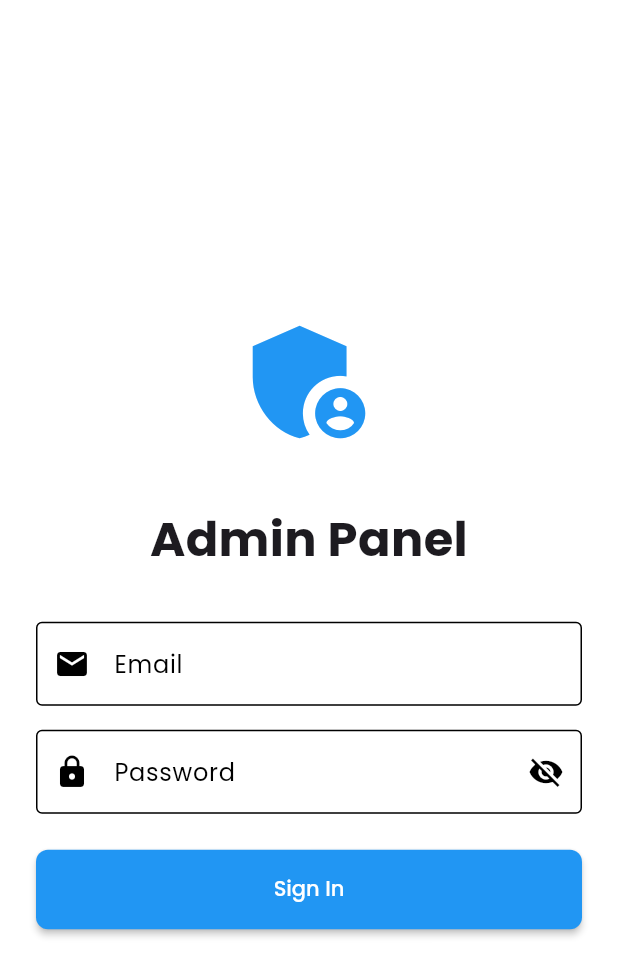
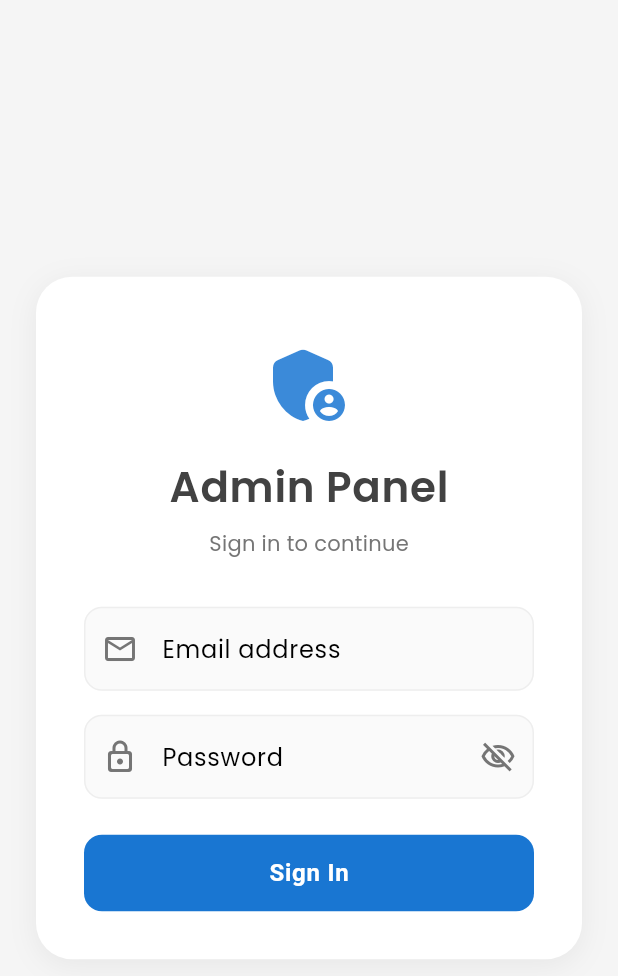
Before and after one commit to Edil-Ayehu/multi_vendor_ecommerce_app_admin_panel, a Flutter app: the screen it shows after launch, on a phone screen of 412 x 824 dp. Shown: the top 976 px of the screen. Run offline on Flutter 3.47's test engine with Material 3 defaults, Android fonts, the phone set to English and light mode, and no system bars; our stand-ins replace cloud_firestore, firebase_auth, firebase_core, fl_chart, google_fonts, line_icons and 4 more; accounts and stored records are empty.

Commit message:
sign in screen UI modified.

```diff
--- a/lib/screens/sign_in_screen.dart
+++ b/lib/screens/sign_in_screen.dart
@@ -81,36 +81,99 @@ class _SignInScreenState extends State<SignInScreen> {
   @override
   Widget build(BuildContext context) {
     return Scaffold(
+      backgroundColor: Colors.grey[100],
       body: Center(
         child: SingleChildScrollView(
-          padding: const EdgeInsets.all(24),
+          padding: const EdgeInsets.symmetric(horizontal: 24),
+          child: Container(
+            constraints: const BoxConstraints(maxWidth: 400),
+            decoration: BoxDecoration(
+              color: Colors.white,
+              borderRadius: BorderRadius.circular(24),
+              boxShadow: [
+                BoxShadow(
+                  color: Colors.black.withOpacity(0.06),
+                  offset: const Offset(0, 4),
+                  blurRadius: 16,
+                  spreadRadius: 0,
+                ),
+              ],
+            ),
+            child: Padding(
+              padding: const EdgeInsets.all(32),
               child: Form(
                 key: _formKey,
                 child: Column(
                   mainAxisAlignment: MainAxisAlignment.center,
                   crossAxisAlignment: CrossAxisAlignment.stretch,
+                  mainAxisSize: MainAxisSize.min,
                   children: [
-                const Icon(
-                  Icons.admin_panel_settings,
-                  size: 100,
-                  color: Colors.blue,
+                    // Logo and Title
+                    Container(
+                      padding: const EdgeInsets.only(top: 8, bottom: 32),
+                      child: Column(
+                        children: [
+                          Icon(
+                            Icons.admin_panel_settings_rounded,
+                            size: 64,
+                            color: Theme.of(context).primaryColor.withOpacity(0.85),
                           ),
-                const SizedBox(height: 32),
-                const Text(
+                          const SizedBox(height: 16),
+                          Text(
                             'Admin Panel',
-                  textAlign: TextAlign.center,
                             style: TextStyle(
-                    fontSize: 32,
-                    fontWeight: FontWeight.bold,
+                              fontSize: 28,
+                              fontWeight: FontWeight.w600,
+                              color: Colors.grey[800],
+                              letterSpacing: 0.5,
                             ),
                           ),
-                const SizedBox(height: 32),
+                          const SizedBox(height: 8),
+                          Text(
+                            'Sign in to continue',
+                            style: TextStyle(
+                              fontSize: 14,
+                              color: Colors.grey[600],
+                              letterSpacing: 0.2,
+                            ),
+                          ),
+                        ],
+                      ),
+                    ),
+
+                    // Email Field
                     TextFormField(
                       controller: _emailController,
-                  decoration: const InputDecoration(
-                    labelText: 'Email',
-                    border: OutlineInputBorder(),
-                    prefixIcon: Icon(Icons.email),
+                      decoration: InputDecoration(
+                        hintText: 'Email address',
+                        filled: true,
+                        fillColor: Colors.grey[50],
+                        border: OutlineInputBorder(
+                          borderRadius: BorderRadius.circular(12),
+                          borderSide: BorderSide.none,
+                        ),
+                        enabledBorder: OutlineInputBorder(
+                          borderRadius: BorderRadius.circular(12),
+                          borderSide: BorderSide(
+                            color: Colors.grey[200]!,
+                            width: 1,
+                          ),
+                        ),
+                        focusedBorder: OutlineInputBorder(
+                          borderRadius: BorderRadius.circular(12),
+                          borderSide: BorderSide(
+                            color: Theme.of(context).primaryColor.withOpacity(0.5),
+                            width: 1,
+                          ),
+                        ),
+                        prefixIcon: Icon(
+                          Icons.email_outlined,
+                          color: Colors.grey[600],
+                        ),
+                        contentPadding: const EdgeInsets.symmetric(
+                          horizontal: 16,
+                          vertical: 16,
+                        ),
                       ),
                       keyboardType: TextInputType.emailAddress,
                       validator: (value) {
@@ -124,23 +187,52 @@ class _SignInScreenState extends State<SignInScreen> {
                       },
                     ),
                     const SizedBox(height: 16),
+
+                    // Password Field
                     TextFormField(
                       controller: _passwordController,
                       decoration: InputDecoration(
-                    labelText: 'Password',
-                    border: const OutlineInputBorder(),
-                    prefixIcon: const Icon(Icons.lock),
+                        hintText: 'Password',
+                        filled: true,
+                        fillColor: Colors.grey[50],
+                        border: OutlineInputBorder(
+                          borderRadius: BorderRadius.circular(12),
+                          borderSide: BorderSide.none,
+                        ),
+                        enabledBorder: OutlineInputBorder(
+                          borderRadius: BorderRadius.circular(12),
+                          borderSide: BorderSide(
+                            color: Colors.grey[200]!,
+                            width: 1,
+                          ),
+                        ),
+                        focusedBorder: OutlineInputBorder(
+                          borderRadius: BorderRadius.circular(12),
+                          borderSide: BorderSide(
+                            color: Theme.of(context).primaryColor.withOpacity(0.5),
+                            width: 1,
+                          ),
+                        ),
+                        prefixIcon: Icon(
+                          Icons.lock_outline_rounded,
+                          color: Colors.grey[600],
+                        ),
                         suffixIcon: IconButton(
                           icon: Icon(
                             _obscurePassword
-                            ? Icons.visibility_off
-                            : Icons.visibility,
+                                ? Icons.visibility_off_outlined
+                                : Icons.visibility_outlined,
+                            color: Colors.grey[600],
                           ),
                           onPressed: () {
                             setState(() {
                               _obscurePassword = !_obscurePassword;
                             });
                           },
+                        ),
+                        contentPadding: const EdgeInsets.symmetric(
+                          horizontal: 16,
+                          vertical: 16,
                         ),
                       ),
                       obscureText: _obscurePassword,
@@ -155,32 +247,58 @@ class _SignInScreenState extends State<SignInScreen> {
                       },
                     ),
                     const SizedBox(height: 24),
+
+                    // Error Message
                     if (_errorMessage != null)
-                  Padding(
-                    padding: const EdgeInsets.only(bottom: 16),
+                      Container(
+                        padding: const EdgeInsets.symmetric(
+                          vertical: 8,
+                          horizontal: 16,
+                        ),
+                        decoration: BoxDecoration(
+                          color: Colors.red[50],
+                          borderRadius: BorderRadius.circular(8),
+                          border: Border.all(
+                            color: Colors.red[100]!,
+                            width: 1,
+                          ),
+                        ),
                         child: Text(
                           _errorMessage!,
-                      style: const TextStyle(
-                        color: Colors.red,
-                        fontSize: 14,
+                          style: TextStyle(
+                            color: Colors.red[700],
+                            fontSize: 13,
                           ),
                           textAlign: TextAlign.center,
                         ),
                       ),
+                    if (_errorMessage != null) const SizedBox(height: 16),
+
+                    // Sign In Button
                     ElevatedButton(
                       onPressed: _isLoading ? null : _signIn,
                       style: ElevatedButton.styleFrom(
-                    padding: const EdgeInsets.all(16),
-                    backgroundColor: Colors.blue,
+                        padding: const EdgeInsets.symmetric(vertical: 16),
+                        backgroundColor: Theme.of(context).primaryColor,
                         foregroundColor: Colors.white,
+                        elevation: 0,
+                        shape: RoundedRectangleBorder(
+                          borderRadius: BorderRadius.circular(12),
+                        ),
+                        textStyle: const TextStyle(
+                          fontSize: 16,
+                          fontWeight: FontWeight.w600,
+                          letterSpacing: 0.5,
+                        ),
                       ),
                       child: _isLoading
-                      ? const SizedBox(
+                          ? SizedBox(
                               height: 20,
                               width: 20,
                               child: CircularProgressIndicator(
                                 strokeWidth: 2,
-                            color: Colors.white,
+                                valueColor:
+                                    AlwaysStoppedAnimation<Color>(Colors.white),
                               ),
                             )
                           : const Text('Sign In'),
@@ -190,6 +308,8 @@ class _SignInScreenState extends State<SignInScreen> {
               ),
             ),
           ),
+        ),
+      ),
     );
   }
 }
```
Lines whose indentation alone changed are shown as unchanged.
